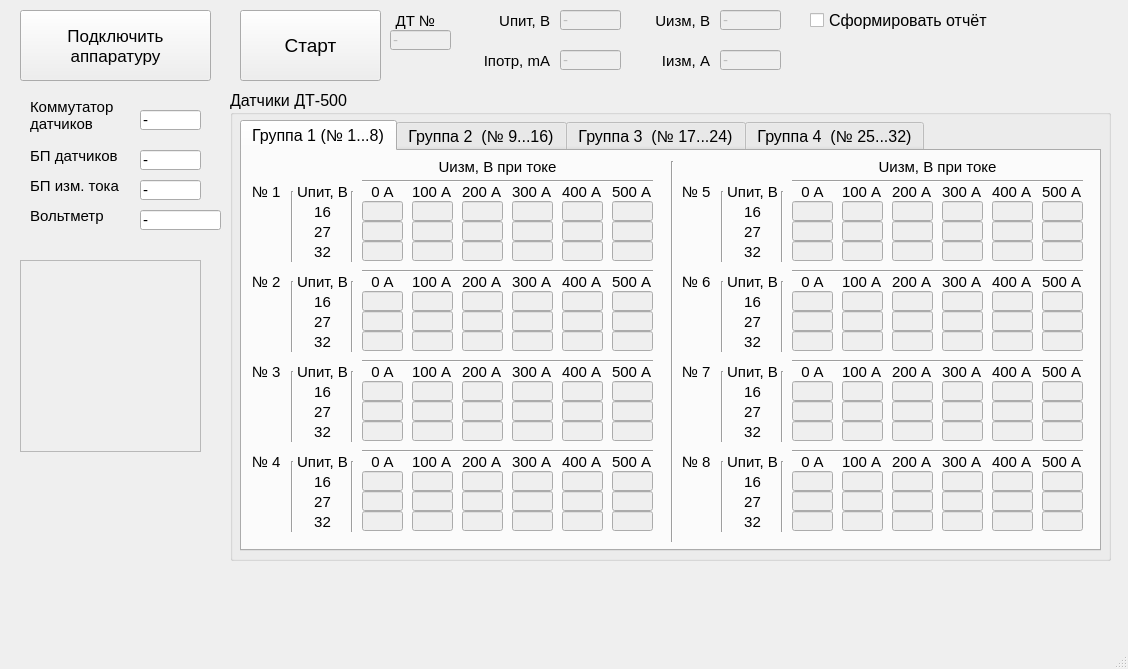
First picture: the form in 5_Soft/2_Desktop_SW/DT_500_Autotest/ui/DT_500_Autotest.ui, repository SkyEngineer/sensor_current_stand, before the edit.
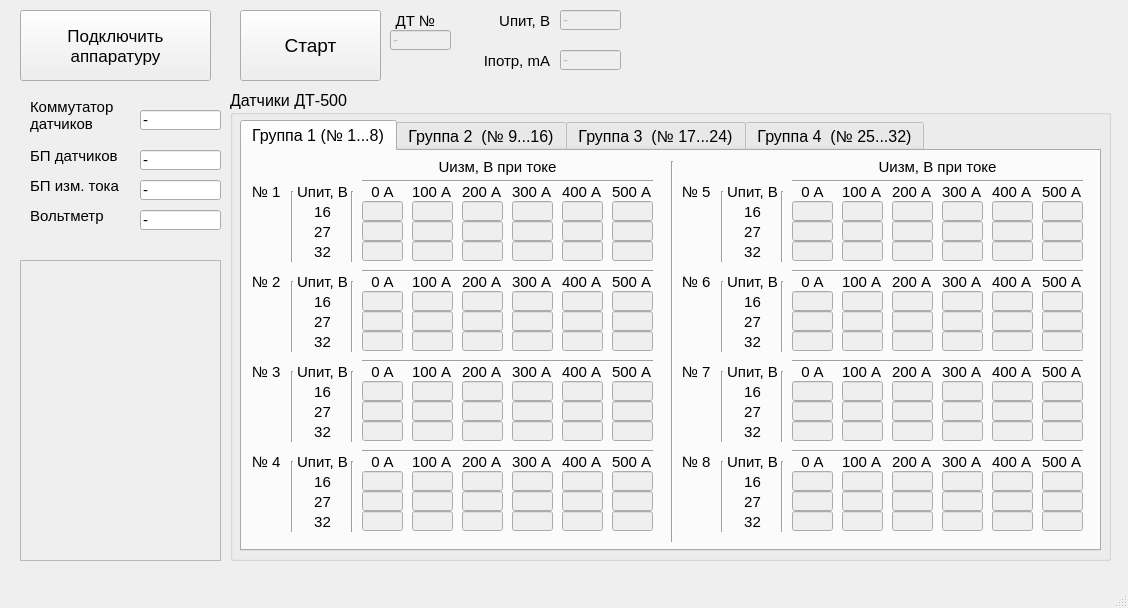
Second picture: the form after the edit.

Diff of the .ui file:
```diff
--- a/5_Soft/2_Desktop_SW/DT_500_Autotest/ui/DT_500_Autotest.ui
+++ b/5_Soft/2_Desktop_SW/DT_500_Autotest/ui/DT_500_Autotest.ui
@@ -7,7 +7,7 @@
     <x>0</x>
     <y>0</y>
     <width>1128</width>
-    <height>669</height>
+    <height>608</height>
    </rect>
   </property>
   <property name="windowTitle">
@@ -18628,7 +18628,7 @@
      <rect>
       <x>140</x>
       <y>110</y>
-      <width>61</width>
+      <width>81</width>
       <height>20</height>
      </rect>
     </property>
@@ -18646,7 +18646,7 @@
      <rect>
       <x>140</x>
       <y>150</y>
-      <width>61</width>
+      <width>81</width>
       <height>20</height>
      </rect>
     </property>
@@ -18664,7 +18664,7 @@
      <rect>
       <x>140</x>
       <y>180</y>
-      <width>61</width>
+      <width>81</width>
       <height>20</height>
      </rect>
     </property>
@@ -18703,39 +18703,15 @@
      <rect>
       <x>20</x>
       <y>260</y>
-      <width>181</width>
-      <height>192</height>
+      <width>201</width>
+      <height>301</height>
      </rect>
     </property>
     <property name="overwriteMode">
      <bool>true</bool>
     </property>
    </widget>
-   <widget class="QCheckBox" name="get_doc">
-    <property name="enabled">
-     <bool>true</bool>
-    </property>
-    <property name="geometry">
-     <rect>
-      <x>810</x>
-      <y>10</y>
-      <width>181</width>
-      <height>21</height>
-     </rect>
-    </property>
-    <property name="font">
-     <font>
-      <pointsize>12</pointsize>
-     </font>
-    </property>
-    <property name="text">
-     <string>Сформировать отчёт</string>
-    </property>
-    <property name="tristate">
-     <bool>false</bool>
-    </property>
-   </widget>
-   <widget class="QLineEdit" name="lineEdit_7">
+   <widget class="QLineEdit" name="u_supply_sens">
     <property name="enabled">
      <bool>false</bool>
     </property>
@@ -18756,27 +18732,6 @@
      <string>-</string>
     </property>
    </widget>
-   <widget class="QLabel" name="label_399">
-    <property name="geometry">
-     <rect>
-      <x>630</x>
-      <y>50</y>
-      <width>80</width>
-      <height>21</height>
-     </rect>
-    </property>
-    <property name="font">
-     <font>
-      <pointsize>11</pointsize>
-     </font>
-    </property>
-    <property name="text">
-     <string>Iизм, А</string>
-    </property>
-    <property name="alignment">
-     <set>Qt::AlignRight|Qt::AlignTrailing|Qt::AlignVCenter</set>
-    </property>
-   </widget>
    <widget class="QLineEdit" name="auto_tab_DT_num">
     <property name="enabled">
      <bool>false</bool>
@@ -18819,27 +18774,6 @@
      <string>-</string>
     </property>
    </widget>
-   <widget class="QLineEdit" name="lineEdit_5">
-    <property name="enabled">
-     <bool>false</bool>
-    </property>
-    <property name="geometry">
-     <rect>
-      <x>720</x>
-      <y>10</y>
-      <width>61</width>
-      <height>20</height>
-     </rect>
-    </property>
-    <property name="font">
-     <font>
-      <pointsize>11</pointsize>
-     </font>
-    </property>
-    <property name="text">
-     <string>-</string>
-    </property>
-   </widget>
    <widget class="QLabel" name="label_397">
     <property name="geometry">
      <rect>
@@ -18882,27 +18816,6 @@
      <set>Qt::AlignRight|Qt::AlignTrailing|Qt::AlignVCenter</set>
     </property>
    </widget>
-   <widget class="QLineEdit" name="lineEdit_6">
-    <property name="enabled">
-     <bool>false</bool>
-    </property>
-    <property name="geometry">
-     <rect>
-      <x>720</x>
-      <y>50</y>
-      <width>61</width>
-      <height>20</height>
-     </rect>
-    </property>
-    <property name="font">
-     <font>
-      <pointsize>11</pointsize>
-     </font>
-    </property>
-    <property name="text">
-     <string>-</string>
-    </property>
-   </widget>
    <widget class="QPushButton" name="Start_Button">
     <property name="enabled">
      <bool>true</bool>
@@ -18939,27 +18852,6 @@
      <bool>false</bool>
     </property>
    </widget>
-   <widget class="QLabel" name="label_398">
-    <property name="geometry">
-     <rect>
-      <x>630</x>
-      <y>10</y>
-      <width>80</width>
-      <height>21</height>
-     </rect>
-    </property>
-    <property name="font">
-     <font>
-      <pointsize>11</pointsize>
-     </font>
-    </property>
-    <property name="text">
-     <string>Uизм, В</string>
-    </property>
-    <property name="alignment">
-     <set>Qt::AlignRight|Qt::AlignTrailing|Qt::AlignVCenter</set>
-    </property>
-   </widget>
    <widget class="QLabel" name="label_400">
     <property name="geometry">
      <rect>
```
Left out of the diff: 2 changed lines with no effect on the pictures.
